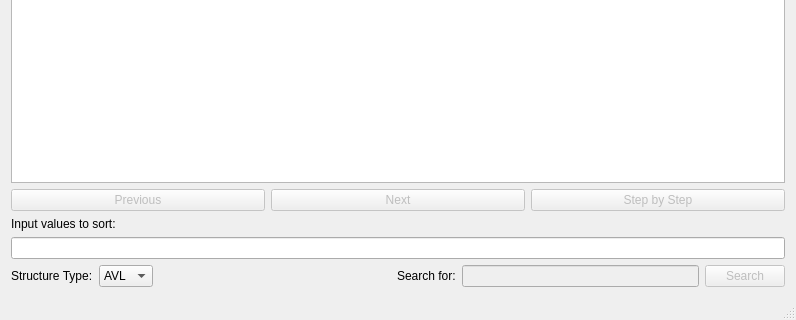
First picture: the form in bstviewer.ui, repository wiremanb/tree-view, before the edit; both pictures show x 0 to 796 and y 408 to 728 of the 796 by 728 pixel window.
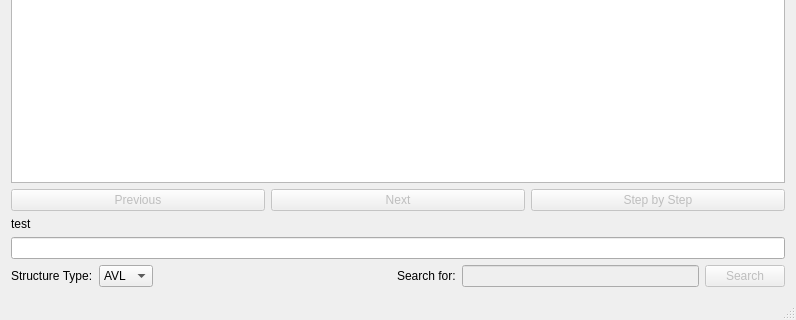
Second picture: the form after the edit.

What changed in the file:
```diff
--- a/bstviewer.ui
+++ b/bstviewer.ui
@@ -138,7 +138,7 @@
       <item>
        <widget class="QLabel" name="label">
         <property name="text">
-         <string>Input values to sort:</string>
+         <string>test</string>
         </property>
        </widget>
       </item>
```
Left out of the diff: 6 changed lines with no effect on the pictures.
